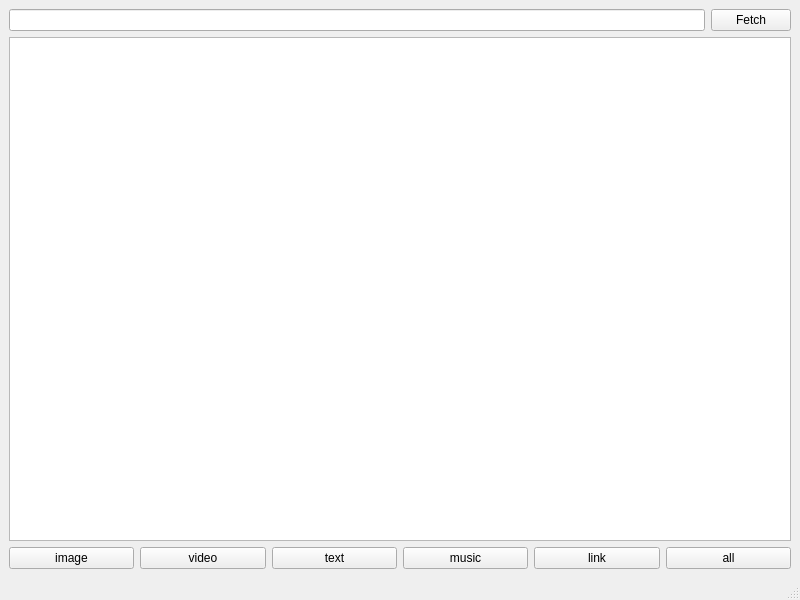
Above: mainwindow.ui from reignofwebber/dl before the change. Below: the same form after it.
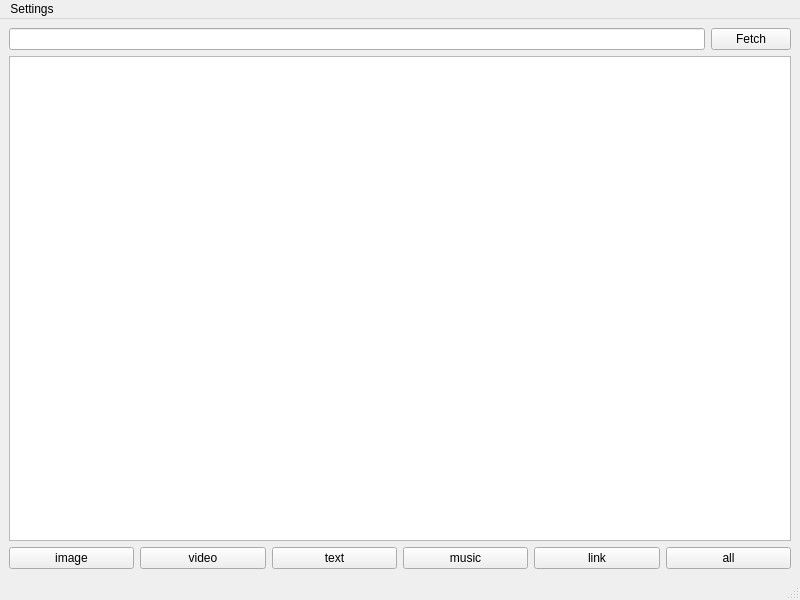
That is the form after the change. Icons and pictures are not drawn.

```diff
--- a/mainwindow.ui
+++ b/mainwindow.ui
@@ -120,6 +120,13 @@
      <height>21</height>
     </rect>
    </property>
+   <widget class="QMenu" name="menuSettings">
+    <property name="title">
+     <string>Settings</string>
+    </property>
+    <addaction name="actionSetting"/>
+   </widget>
+   <addaction name="menuSettings"/>
   </widget>
   <widget class="QStatusBar" name="statusbar"/>
  </widget>
```
Left out of the diff: 13 changed lines with no effect on the pictures.
